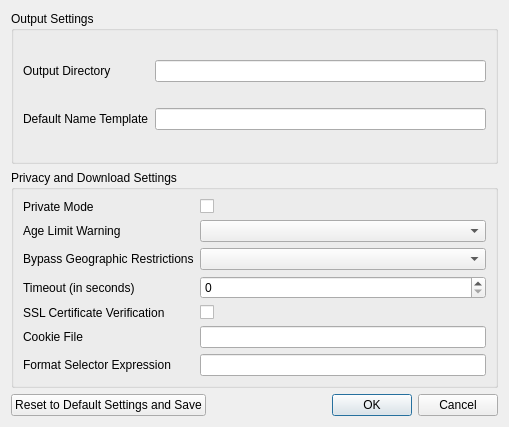
The window that app/qt_ui/preferences.ui (Leonardo-Martella/youtube-dl-gui) describes before a commit, drawn with Qt 5.
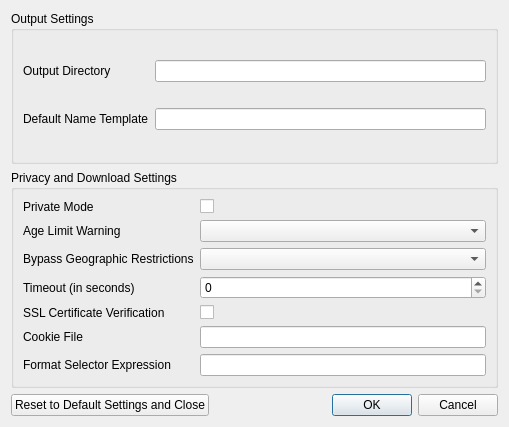
The same window after the commit.

Commit message: Minor change in the preferences reset button text

The edit to the form file:
```diff
--- a/app/qt_ui/preferences.ui
+++ b/app/qt_ui/preferences.ui
@@ -141,7 +141,7 @@
      <item>
       <widget class="QPushButton" name="resetDefaultSettingsPushButton">
        <property name="text">
-        <string>Reset to Default Settings and Save</string>
+        <string>Reset to Default Settings and Close</string>
        </property>
       </widget>
      </item>
```
The commit also changes 1 other file.
